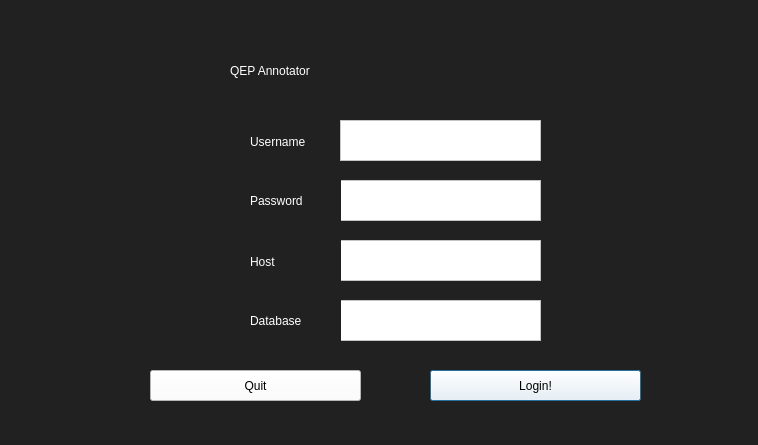
Qt form WelcomeScreen.ui (Joshlim288/sql-annotator) before a commit.
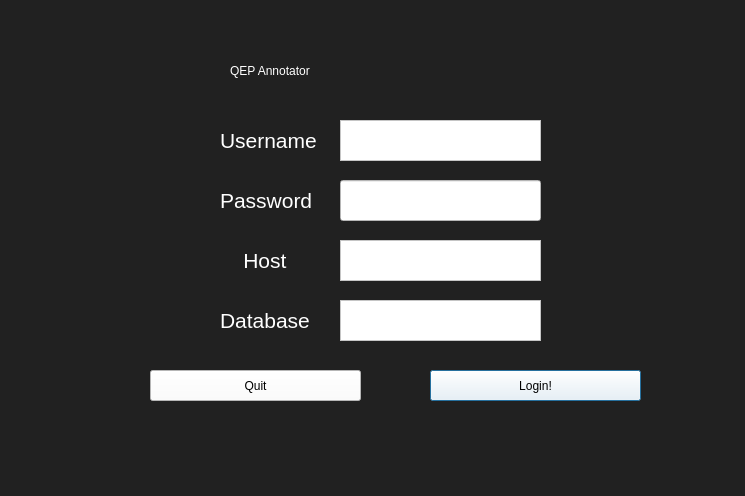
The same form after that commit.

Commit message: add password masking and adjust UI

Diff of the .ui file:
```diff
--- a/WelcomeScreen.ui
+++ b/WelcomeScreen.ui
@@ -6,8 +6,8 @@
    <rect>
     <x>0</x>
     <y>0</y>
-    <width>758</width>
-    <height>445</height>
+    <width>745</width>
+    <height>496</height>
    </rect>
   </property>
   <property name="windowTitle">
@@ -78,16 +78,6 @@
    <property name="styleSheet">
     <string notr="true">background-color: rgb(255, 255, 255);</string>
    </property>
-  </widget>
-  <widget class="QTextEdit" name="password_input">
-   <property name="geometry">
-    <rect>
-     <x>340</x>
-     <y>180</y>
-     <width>201</width>
-     <height>41</height>
-    </rect>
-   </property>
    <property name="styleSheet">
     <string notr="true">background-color: rgb(255, 255, 255);</string>
    </property>
@@ -101,9 +91,23 @@
      <height>41</height>
     </rect>
    </property>
+   <property name="font">
+    <font>
+     <pointsize>16</pointsize>
+     <weight>75</weight>
+     <bold>true</bold>
+    </font>
+   </property>
    <property name="styleSheet">
     <string notr="true">background-color: rgb(255, 255, 255);</string>
    </property>
+   <property name="html">
+    <string>&lt;!DOCTYPE HTML PUBLIC &quot;-//W3C//DTD HTML 4.0//EN&quot; &quot;http://www.w3.org/TR/REC-html40/strict.dtd&quot;&gt;
+&lt;html&gt;&lt;head&gt;&lt;meta name=&quot;qrichtext&quot; content=&quot;1&quot; /&gt;&lt;style type=&quot;text/css&quot;&gt;
+p, li { white-space: pre-wrap; }
+&lt;/style&gt;&lt;/head&gt;&lt;body style=&quot; font-family:'MS Shell Dlg 2'; font-size:16pt; font-weight:600; font-style:normal;&quot;&gt;
+&lt;p style=&quot;-qt-paragraph-type:empty; margin-top:0px; margin-bottom:0px; margin-left:0px; margin-right:0px; -qt-block-indent:0; text-indent:0px;&quot;&gt;&lt;br /&gt;&lt;/p&gt;&lt;/body&gt;&lt;/html&gt;</string>
+   </property>
   </widget>
   <widget class="QTextEdit" name="database_input">
    <property name="geometry">
@@ -114,774 +118,170 @@
      <height>41</height>
     </rect>
    </property>
+   <property name="font">
+    <font>
+     <pointsize>16</pointsize>
+     <weight>75</weight>
+     <bold>true</bold>
+    </font>
+   </property>
    <property name="styleSheet">
     <string notr="true">background-color: rgb(255, 255, 255);</string>
    </property>
   </widget>
-  <widget class="QLabel" name="label">
+  <widget class="QLabel" name="input">
+   <property name="enabled">
+    <bool>true</bool>
+   </property>
    <property name="geometry">
     <rect>
-     <x>250</x>
-     <y>116</y>
-     <width>81</width>
-     <height>51</height>
+     <x>220</x>
+     <y>120</y>
+     <width>111</width>
+     <height>41</height>
     </rect>
    </property>
-   <property name="palette">
-    <palette>
-     <active>
-      <colorrole role="WindowText">
-       <brush brushstyle="SolidPattern">
-        <color alpha="255">
-         <red>255</red>
-         <green>255</green>
-         <blue>255</blue>
-        </color>
-       </brush>
-      </colorrole>
-      <colorrole role="Button">
-       <brush brushstyle="SolidPattern">
-        <color alpha="255">
-         <red>33</red>
-         <green>33</green>
-         <blue>33</blue>
-        </color>
-       </brush>
-      </colorrole>
-      <colorrole role="Text">
-       <brush brushstyle="SolidPattern">
-        <color alpha="255">
-         <red>255</red>
-         <green>255</green>
-         <blue>255</blue>
-        </color>
-       </brush>
-      </colorrole>
-      <colorrole role="ButtonText">
-       <brush brushstyle="SolidPattern">
-        <color alpha="255">
-         <red>255</red>
-         <green>255</green>
-         <blue>255</blue>
-        </color>
-       </brush>
-      </colorrole>
-      <colorrole role="Base">
-       <brush brushstyle="SolidPattern">
-        <color alpha="255">
-         <red>33</red>
-         <green>33</green>
-         <blue>33</blue>
-        </color>
-       </brush>
-      </colorrole>
-      <colorrole role="Window">
-       <brush brushstyle="SolidPattern">
-        <color alpha="255">
-         <red>33</red>
-         <green>33</green>
-         <blue>33</blue>
-        </color>
-       </brush>
-      </colorrole>
-     </active>
-     <inactive>
-      <colorrole role="WindowText">
-       <brush brushstyle="SolidPattern">
-        <color alpha="255">
-         <red>255</red>
-         <green>255</green>
-         <blue>255</blue>
-        </color>
-       </brush>
-      </colorrole>
-      <colorrole role="Button">
-       <brush brushstyle="SolidPattern">
-        <color alpha="255">
-         <red>33</red>
-         <green>33</green>
-         <blue>33</blue>
-        </color>
-       </brush>
-      </colorrole>
-      <colorrole role="Text">
-       <brush brushstyle="SolidPattern">
-        <color alpha="255">
-         <red>255</red>
-         <green>255</green>
-         <blue>255</blue>
-        </color>
-       </brush>
-      </colorrole>
-      <colorrole role="ButtonText">
-       <brush brushstyle="SolidPattern">
-        <color alpha="255">
-         <red>255</red>
-         <green>255</green>
-         <blue>255</blue>
-        </color>
-       </brush>
-      </colorrole>
-      <colorrole role="Base">
-       <brush brushstyle="SolidPattern">
-        <color alpha="255">
-         <red>33</red>
-         <green>33</green>
-         <blue>33</blue>
-        </color>
-       </brush>
-      </colorrole>
-      <colorrole role="Window">
-       <brush brushstyle="SolidPattern">
-        <color alpha="255">
-         <red>33</red>
-         <green>33</green>
-         <blue>33</blue>
-        </color>
-       </brush>
-      </colorrole>
-     </inactive>
-     <disabled>
-      <colorrole role="WindowText">
-       <brush brushstyle="SolidPattern">
-        <color alpha="255">
-         <red>255</red>
-         <green>255</green>
-         <blue>255</blue>
-        </color>
-       </brush>
-      </colorrole>
-      <colorrole role="Button">
-       <brush brushstyle="SolidPattern">
-        <color alpha="255">
-         <red>33</red>
-         <green>33</green>
-         <blue>33</blue>
-        </color>
-       </brush>
-      </colorrole>
-      <colorrole role="Text">
-       <brush brushstyle="SolidPattern">
-        <color alpha="255">
-         <red>255</red>
-         <green>255</green>
-         <blue>255</blue>
-        </color>
-       </brush>
-      </colorrole>
-      <colorrole role="ButtonText">
-       <brush brushstyle="SolidPattern">
-        <color alpha="255">
-         <red>255</red>
-         <green>255</green>
-         <blue>255</blue>
-        </color>
-       </brush>
-      </colorrole>
-      <colorrole role="Base">
-       <brush brushstyle="SolidPattern">
-        <color alpha="255">
-         <red>33</red>
-         <green>33</green>
-         <blue>33</blue>
-        </color>
-       </brush>
-      </colorrole>
-      <colorrole role="Window">
-       <brush brushstyle="SolidPattern">
-        <color alpha="255">
-         <red>33</red>
-         <green>33</green>
-         <blue>33</blue>
-        </color>
-       </brush>
-      </colorrole>
-     </disabled>
-    </palette>
+   <property name="font">
+    <font>
+     <family>MS Shell Dlg 2</family>
+     <pointsize>16</pointsize>
+     <weight>50</weight>
+     <italic>false</italic>
+     <bold>false</bold>
+    </font>
+   </property>
+   <property name="layoutDirection">
+    <enum>Qt::LeftToRight</enum>
    </property>
    <property name="styleSheet">
-    <string notr="true">font: 12pt &quot;MS Shell Dlg 2&quot;; color:rgb(255, 255, 255)</string>
-   </property>
-   <property name="frameShape">
-    <enum>QFrame::NoFrame</enum>
+    <string notr="true">font: 16pt &quot;MS Shell Dlg 2&quot;; color:rgb(255, 255, 255)</string>
    </property>
    <property name="text">
     <string>Username</string>
    </property>
   </widget>
-  <widget class="QLabel" name="label_2">
+  <widget class="QLabel" name="input_2">
+   <property name="enabled">
+    <bool>true</bool>
+   </property>
    <property name="geometry">
     <rect>
-     <x>250</x>
-     <y>175</y>
-     <width>91</width>
-     <height>51</height>
+     <x>220</x>
+     <y>180</y>
+     <width>111</width>
+     <height>41</height>
     </rect>
    </property>
-   <property name="palette">
-    <palette>
-     <active>
-      <colorrole role="WindowText">
-       <brush brushstyle="SolidPattern">
-        <color alpha="255">
-         <red>255</red>
-         <green>255</green>
-         <blue>255</blue>
-        </color>
-       </brush>
-      </colorrole>
-      <colorrole role="Button">
-       <brush brushstyle="SolidPattern">
-        <color alpha="255">
-         <red>33</red>
-         <green>33</green>
-         <blue>33</blue>
-        </color>
-       </brush>
-      </colorrole>
-      <colorrole role="Text">
-       <brush brushstyle="SolidPattern">
-        <color alpha="255">
-         <red>255</red>
-         <green>255</green>
-         <blue>255</blue>
-        </color>
-       </brush>
-      </colorrole>
-      <colorrole role="ButtonText">
-       <brush brushstyle="SolidPattern">
-        <color alpha="255">
-         <red>255</red>
-         <green>255</green>
-         <blue>255</blue>
-        </color>
-       </brush>
-      </colorrole>
-      <colorrole role="Base">
-       <brush brushstyle="SolidPattern">
-        <color alpha="255">
-         <red>33</red>
-         <green>33</green>
-         <blue>33</blue>
-        </color>
-       </brush>
-      </colorrole>
-      <colorrole role="Window">
-       <brush brushstyle="SolidPattern">
-        <color alpha="255">
-         <red>33</red>
-         <green>33</green>
-         <blue>33</blue>
-        </color>
-       </brush>
-      </colorrole>
-     </active>
-     <inactive>
-      <colorrole role="WindowText">
-       <brush brushstyle="SolidPattern">
-        <color alpha="255">
-         <red>255</red>
-         <green>255</green>
-         <blue>255</blue>
-        </color>
-       </brush>
-      </colorrole>
-      <colorrole role="Button">
-       <brush brushstyle="SolidPattern">
-        <color alpha="255">
-         <red>33</red>
-         <green>33</green>
-         <blue>33</blue>
-        </color>
-       </brush>
-      </colorrole>
-      <colorrole role="Text">
-       <brush brushstyle="SolidPattern">
-        <color alpha="255">
-         <red>255</red>
-         <green>255</green>
-         <blue>255</blue>
-        </color>
-       </brush>
-      </colorrole>
-      <colorrole role="ButtonText">
-       <brush brushstyle="SolidPattern">
-        <color alpha="255">
-         <red>255</red>
-         <green>255</green>
-         <blue>255</blue>
-        </color>
-       </brush>
-      </colorrole>
-      <colorrole role="Base">
-       <brush brushstyle="SolidPattern">
-        <color alpha="255">
-         <red>33</red>
-         <green>33</green>
-         <blue>33</blue>
-        </color>
-       </brush>
-      </colorrole>
-      <colorrole role="Window">
-       <brush brushstyle="SolidPattern">
-        <color alpha="255">
-         <red>33</red>
-         <green>33</green>
-         <blue>33</blue>
-        </color>
-       </brush>
-      </colorrole>
-     </inactive>
-     <disabled>
-      <colorrole role="WindowText">
-       <brush brushstyle="SolidPattern">
-        <color alpha="255">
-         <red>255</red>
-         <green>255</green>
-         <blue>255</blue>
-        </color>
-       </brush>
-      </colorrole>
-      <colorrole role="Button">
-       <brush brushstyle="SolidPattern">
-        <color alpha="255">
-         <red>33</red>
-         <green>33</green>
-         <blue>33</blue>
-        </color>
-       </brush>
-      </colorrole>
-      <colorrole role="Text">
-       <brush brushstyle="SolidPattern">
-        <color alpha="255">
-         <red>255</red>
-         <green>255</green>
-         <blue>255</blue>
-        </color>
-       </brush>
-      </colorrole>
-      <colorrole role="ButtonText">
-       <brush brushstyle="SolidPattern">
-        <color alpha="255">
-         <red>255</red>
-         <green>255</green>
-         <blue>255</blue>
-        </color>
-       </brush>
-      </colorrole>
-      <colorrole role="Base">
-       <brush brushstyle="SolidPattern">
-        <color alpha="255">
-         <red>33</red>
-         <green>33</green>
-         <blue>33</blue>
-        </color>
-       </brush>
-      </colorrole>
-      <colorrole role="Window">
-       <brush brushstyle="SolidPattern">
-        <color alpha="255">
-         <red>33</red>
-         <green>33</green>
-         <blue>33</blue>
-        </color>
-       </brush>
-      </colorrole>
-     </disabled>
-    </palette>
+   <property name="font">
+    <font>
+     <family>MS Shell Dlg 2</family>
+     <pointsize>16</pointsize>
+     <weight>50</weight>
+     <italic>false</italic>
+     <bold>false</bold>
+    </font>
+   </property>
+   <property name="layoutDirection">
+    <enum>Qt::LeftToRight</enum>
    </property>
    <property name="styleSheet">
-    <string notr="true">font: 12pt &quot;MS Shell Dlg 2&quot;; color:rgb(255, 255, 255)</string>
-   </property>
-   <property name="frameShape">
-    <enum>QFrame::NoFrame</enum>
+    <string notr="true">font: 16pt &quot;MS Shell Dlg 2&quot;; color:rgb(255, 255, 255)</string>
    </property>
    <property name="text">
     <string>Password</string>
    </property>
   </widget>
-  <widget class="QLabel" name="label_3">
+  <widget class="QLabel" name="input_3">
+   <property name="enabled">
+    <bool>true</bool>
+   </property>
    <property name="geometry">
     <rect>
-     <x>250</x>
-     <y>236</y>
-     <width>91</width>
-     <height>51</height>
+     <x>220</x>
+     <y>240</y>
+     <width>111</width>
+     <height>41</height>
     </rect>
    </property>
-   <property name="palette">
-    <palette>
-     <active>
-      <colorrole role="WindowText">
-       <brush brushstyle="SolidPattern">
-        <color alpha="255">
-         <red>255</red>
-         <green>255</green>
-         <blue>255</blue>
-        </color>
-       </brush>
-      </colorrole>
-      <colorrole role="Button">
-       <brush brushstyle="SolidPattern">
-        <color alpha="255">
-         <red>33</red>
-         <green>33</green>
-         <blue>33</blue>
-        </color>
-       </brush>
-      </colorrole>
-      <colorrole role="Text">
-       <brush brushstyle="SolidPattern">
-        <color alpha="255">
-         <red>255</red>
-         <green>255</green>
-         <blue>255</blue>
-        </color>
-       </brush>
-      </colorrole>
-      <colorrole role="ButtonText">
-       <brush brushstyle="SolidPattern">
-        <color alpha="255">
-         <red>255</red>
-         <green>255</green>
-         <blue>255</blue>
-        </color>
-       </brush>
-      </colorrole>
-      <colorrole role="Base">
-       <brush brushstyle="SolidPattern">
-        <color alpha="255">
-         <red>33</red>
-         <green>33</green>
-         <blue>33</blue>
-        </color>
-       </brush>
-      </colorrole>
-      <colorrole role="Window">
-       <brush brushstyle="SolidPattern">
-        <color alpha="255">
-         <red>33</red>
-         <green>33</green>
-         <blue>33</blue>
-        </color>
-       </brush>
-      </colorrole>
-     </active>
-     <inactive>
-      <colorrole role="WindowText">
-       <brush brushstyle="SolidPattern">
-        <color alpha="255">
-         <red>255</red>
-         <green>255</green>
-         <blue>255</blue>
-        </color>
-       </brush>
-      </colorrole>
-      <colorrole role="Button">
-       <brush brushstyle="SolidPattern">
-        <color alpha="255">
-         <red>33</red>
-         <green>33</green>
-         <blue>33</blue>
-        </color>
-       </brush>
-      </colorrole>
-      <colorrole role="Text">
-       <brush brushstyle="SolidPattern">
-        <color alpha="255">
-         <red>255</red>
-         <green>255</green>
-         <blue>255</blue>
-        </color>
-       </brush>
-      </colorrole>
-      <colorrole role="ButtonText">
-       <brush brushstyle="SolidPattern">
-        <color alpha="255">
-         <red>255</red>
-         <green>255</green>
-         <blue>255</blue>
-        </color>
-       </brush>
-      </colorrole>
-      <colorrole role="Base">
-       <brush brushstyle="SolidPattern">
-        <color alpha="255">
-         <red>33</red>
-         <green>33</green>
-         <blue>33</blue>
-        </color>
-       </brush>
-      </colorrole>
-      <colorrole role="Window">
-       <brush brushstyle="SolidPattern">
-        <color alpha="255">
-         <red>33</red>
-         <green>33</green>
-         <blue>33</blue>
-        </color>
-       </brush>
-      </colorrole>
-     </inactive>
-     <disabled>
-      <colorrole role="WindowText">
-       <brush brushstyle="SolidPattern">
-        <color alpha="255">
-         <red>255</red>
-         <green>255</green>
-         <blue>255</blue>
-        </color>
-       </brush>
-      </colorrole>
-      <colorrole role="Button">
-       <brush brushstyle="SolidPattern">
-        <color alpha="255">
-         <red>33</red>
-         <green>33</green>
-         <blue>33</blue>
-        </color>
-       </brush>
-      </colorrole>
-      <colorrole role="Text">
-       <brush brushstyle="SolidPattern">
-        <color alpha="255">
-         <red>255</red>
-         <green>255</green>
-         <blue>255</blue>
-        </color>
-       </brush>
-      </colorrole>
-      <colorrole role="ButtonText">
-       <brush brushstyle="SolidPattern">
-        <color alpha="255">
-         <red>255</red>
-         <green>255</green>
-         <blue>255</blue>
-        </color>
-       </brush>
-      </colorrole>
-      <colorrole role="Base">
-       <brush brushstyle="SolidPattern">
-        <color alpha="255">
-         <red>33</red>
-         <green>33</green>
-         <blue>33</blue>
-        </color>
-       </brush>
-      </colorrole>
-      <colorrole role="Window">
-       <brush brushstyle="SolidPattern">
-        <color alpha="255">
-         <red>33</red>
-         <green>33</green>
-         <blue>33</blue>
-        </color>
-       </brush>
-      </colorrole>
-     </disabled>
-    </palette>
+   <property name="font">
+    <font>
+     <family>MS Shell Dlg 2</family>
+     <pointsize>16</pointsize>
+     <weight>50</weight>
+     <italic>false</italic>
+     <bold>false</bold>
+    </font>
+   </property>
+   <property name="layoutDirection">
+    <enum>Qt::LeftToRight</enum>
    </property>
    <property name="styleSheet">
-    <string notr="true">font: 12pt &quot;MS Shell Dlg 2&quot;; color:rgb(255, 255, 255)</string>
-   </property>
-   <property name="frameShape">
-    <enum>QFrame::NoFrame</enum>
+    <string notr="true">font: 16pt &quot;MS Shell Dlg 2&quot;; color:rgb(255, 255, 255)</string>
    </property>
    <property name="text">
-    <string>Host</string>
+    <string>    Host</string>
    </property>
   </widget>
-  <widget class="QLabel" name="label_4">
+  <widget class="QLabel" name="input_4">
+   <property name="enabled">
+    <bool>true</bool>
+   </property>
    <property name="geometry">
     <rect>
-     <x>250</x>
-     <y>295</y>
-     <width>91</width>
-     <height>51</height>
+     <x>220</x>
+     <y>300</y>
+     <width>111</width>
+     <height>41</height>
     </rect>
    </property>
-   <property name="palette">
-    <palette>
-     <active>
-      <colorrole role="WindowText">
-       <brush brushstyle="SolidPattern">
-        <color alpha="255">
-         <red>255</red>
-         <green>255</green>
-         <blue>255</blue>
-        </color>
-       </brush>
-      </colorrole>
-      <colorrole role="Button">
-       <brush brushstyle="SolidPattern">
-        <color alpha="255">
-         <red>33</red>
-         <green>33</green>
-         <blue>33</blue>
-        </color>
-       </brush>
-      </colorrole>
-      <colorrole role="Text">
-       <brush brushstyle="SolidPattern">
-        <color alpha="255">
-         <red>255</red>
-         <green>255</green>
-         <blue>255</blue>
-        </color>
-       </brush>
-      </colorrole>
-      <colorrole role="ButtonText">
-       <brush brushstyle="SolidPattern">
-        <color alpha="255">
-         <red>255</red>
-         <green>255</green>
-         <blue>255</blue>
-        </color>
-       </brush>
-      </colorrole>
-      <colorrole role="Base">
-       <brush brushstyle="SolidPattern">
-        <color alpha="255">
-         <red>33</red>
-         <green>33</green>
-         <blue>33</blue>
-        </color>
-       </brush>
-      </colorrole>
-      <colorrole role="Window">
-       <brush brushstyle="SolidPattern">
-        <color alpha="255">
-         <red>33</red>
-         <green>33</green>
-         <blue>33</blue>
-        </color>
-       </brush>
-      </colorrole>
-     </active>
-     <inactive>
-      <colorrole role="WindowText">
-       <brush brushstyle="SolidPattern">
-        <color alpha="255">
-         <red>255</red>
-         <green>255</green>
-         <blue>255</blue>
-        </color>
-       </brush>
-      </colorrole>
-      <colorrole role="Button">
-       <brush brushstyle="SolidPattern">
-        <color alpha="255">
-         <red>33</red>
-         <green>33</green>
-         <blue>33</blue>
-        </color>
-       </brush>
-      </colorrole>
-      <colorrole role="Text">
-       <brush brushstyle="SolidPattern">
-        <color alpha="255">
-         <red>255</red>
-         <green>255</green>
-         <blue>255</blue>
-        </color>
-       </brush>
-      </colorrole>
-      <colorrole role="ButtonText">
-       <brush brushstyle="SolidPattern">
-        <color alpha="255">
-         <red>255</red>
-         <green>255</green>
-         <blue>255</blue>
-        </color>
-       </brush>
-      </colorrole>
-      <colorrole role="Base">
-       <brush brushstyle="SolidPattern">
-        <color alpha="255">
-         <red>33</red>
-         <green>33</green>
-         <blue>33</blue>
-        </color>
-       </brush>
-      </colorrole>
-      <colorrole role="Window">
-       <brush brushstyle="SolidPattern">
-        <color alpha="255">
-         <red>33</red>
-         <green>33</green>
-         <blue>33</blue>
-        </color>
-       </brush>
-      </colorrole>
-     </inactive>
-     <disabled>
-      <colorrole role="WindowText">
-       <brush brushstyle="SolidPattern">
-        <color alpha="255">
-         <red>255</red>
-         <green>255</green>
-         <blue>255</blue>
-        </color>
-       </brush>
-      </colorrole>
-      <colorrole role="Button">
-       <brush brushstyle="SolidPattern">
-        <color alpha="255">
-         <red>33</red>
-         <green>33</green>
-         <blue>33</blue>
-        </color>
-       </brush>
-      </colorrole>
-      <colorrole role="Text">
-       <brush brushstyle="SolidPattern">
-        <color alpha="255">
-         <red>255</red>
-         <green>255</green>
-         <blue>255</blue>
-        </color>
-       </brush>
-      </colorrole>
-      <colorrole role="ButtonText">
-       <brush brushstyle="SolidPattern">
-        <color alpha="255">
-         <red>255</red>
-         <green>255</green>
-         <blue>255</blue>
-        </color>
-       </brush>
-      </colorrole>
-      <colorrole role="Base">
-       <brush brushstyle="SolidPattern">
-        <color alpha="255">
-         <red>33</red>
-         <green>33</green>
-         <blue>33</blue>
-        </color>
-       </brush>
-      </colorrole>
-      <colorrole role="Window">
-       <brush brushstyle="SolidPattern">
-        <color alpha="255">
-         <red>33</red>
-         <green>33</green>
-         <blue>33</blue>
-        </color>
-       </brush>
-      </colorrole>
-     </disabled>
-    </palette>
+   <property name="font">
+    <font>
+     <family>MS Shell Dlg 2</family>
+     <pointsize>16</pointsize>
+     <weight>50</weight>
+     <italic>false</italic>
+     <bold>false</bold>
+    </font>
+   </property>
+   <property name="layoutDirection">
+    <enum>Qt::LeftToRight</enum>
    </property>
    <property name="styleSheet">
-    <string notr="true">font: 12pt &quot;MS Shell Dlg 2&quot;; color:rgb(255, 255, 255)</string>
-   </property>
-   <property name="frameShape">
-    <enum>QFrame::NoFrame</enum>
+    <string notr="true">font: 16pt &quot;MS Shell Dlg 2&quot;; color:rgb(255, 255, 255)</string>
    </property>
    <property name="text">
     <string>Database</string>
    </property>
   </widget>
+  <widget class="QLineEdit" name="password_input">
+   <property name="geometry">
+    <rect>
+     <x>340</x>
+     <y>180</y>
+     <width>201</width>
+     <height>41</height>
+    </rect>
+   </property>
+   <property name="font">
+    <font>
+     <pointsize>16</pointsize>
+     <weight>75</weight>
+     <bold>true</bold>
+    </font>
+   </property>
+   <property name="autoFillBackground">
+    <bool>true</bool>
+   </property>
+   <property name="styleSheet">
+    <string notr="true">background-color: rgb(255, 255, 255);</string>
+   </property>
+   <property name="text">
+    <string/>
+   </property>
+   <property name="echoMode">
+    <enum>QLineEdit::PasswordEchoOnEdit</enum>
+   </property>
+  </widget>
  </widget>
  <resources/>
  <connections/>
```
Left out of the diff: 15 changed lines with no effect on the pictures. The commit also changes 4 other files.
